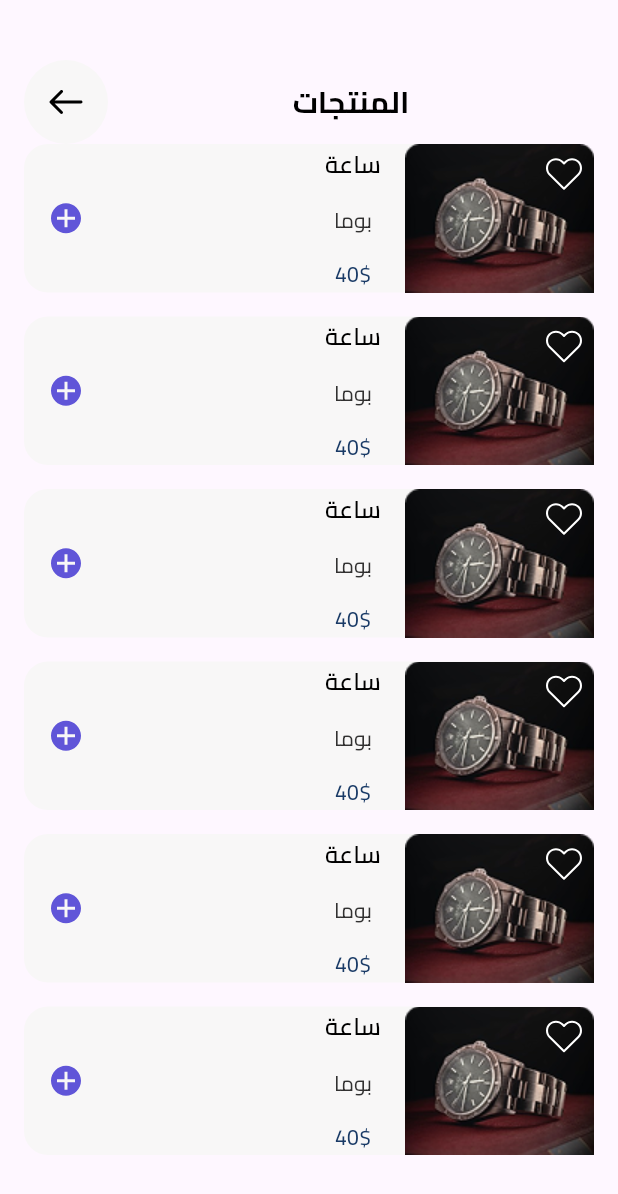
After one commit to Kareemm0/two_be, a Flutter app: the ProductsScreen screen opened by its route, on a phone screen of 412 x 824 dp. The commit adds this screen. Shown: the top 1194 px of the screen. Run offline on Flutter 3.47's test engine with Material 3 defaults, Android fonts, the phone set to English and light mode, and no system bars; our stand-ins replace dotted_border, equatable, flutter_bloc, flutter_svg, go_router.

Commit message:
product_details

```diff
--- a/lib/Features/categories/presentation/widget/custom_header_and_icon.dart
+++ b/lib/Features/categories/presentation/widget/custom_header_and_icon.dart
@@ -7,7 +7,8 @@ import '../../../../core/utils/app_text_style.dart';
 import '../../../../core/widgets/custom_icon_container.dart';
 
 class CustomHeaderAndIcon extends StatelessWidget {
-  const CustomHeaderAndIcon({super.key});
+  final String title;
+  const CustomHeaderAndIcon({super.key, required this.title});
 
   @override
   Widget build(BuildContext context) {
@@ -16,7 +17,7 @@ class CustomHeaderAndIcon extends StatelessWidget {
       children: [
         width(0),
         Text(
-          "الاقسام",
+          title,
           style: AppTextStyle.style20.copyWith(
             color: AppColors.blackColor,
           ),
--- a/lib/Features/home/presentation/views/home_screen.dart
+++ b/lib/Features/home/presentation/views/home_screen.dart
@@ -84,7 +84,10 @@ class HomeScreen extends StatelessWidget {
                             ),
                           ),
                           height(16),
-                          CustomRowTextCategory(text: "الاكثر مبيعا"),
+                          CustomRowTextCategory(
+                            text: "الاكثر مبيعا",
+                            onTap: () => context.push(Routes.product),
+                          ),
                           SizedBox(
                             height: 150,
                             child: ListView.separated(
--- /dev/null
+++ b/lib/Features/products/presentation/views/products_screen.dart
@@ -0,0 +1,29 @@
+import 'package:flutter/material.dart';
+import 'package:two_be/core/utils/app_sizes.dart';
+import '../../../categories/presentation/widget/custom_header_and_icon.dart';
+import '../widget/custom_product_item.dart';
+
+class ProductsScreen extends StatelessWidget {
+  const ProductsScreen({super.key});
+
+  @override
+  Widget build(BuildContext context) {
+    return Scaffold(
+      body: Padding(
+        padding: const EdgeInsets.symmetric(horizontal: 16, vertical: 40),
+        child: Column(
+          children: [
+            CustomHeaderAndIcon(title: "المنتجات"),
+            Expanded(
+              child: ListView.separated(
+                itemBuilder: (context, index) => CustomProductItem(),
+                separatorBuilder: (context, index) => height(16),
+                itemCount: 10,
+              ),
+            )
+          ],
+        ),
+      ),
+    );
+  }
+}
--- /dev/null
+++ b/lib/Features/products/presentation/widget/custom_product_item.dart
@@ -0,0 +1,54 @@
+import 'package:flutter/material.dart';
+import 'package:flutter_svg/svg.dart';
+
+import '../../../../core/utils/app_colors.dart';
+import '../../../../core/utils/app_images.dart';
+import '../../../../core/utils/app_text_style.dart';
+
+class CustomProductItem extends StatelessWidget {
+  const CustomProductItem({super.key});
+
+  @override
+  Widget build(BuildContext context) {
+    return Container(
+        padding: EdgeInsets.only(left: 16),
+        decoration: BoxDecoration(
+          color: AppColors.geryF,
+          borderRadius: BorderRadius.circular(16),
+        ),
+        child: Row(
+          mainAxisAlignment: MainAxisAlignment.spaceBetween,
+          children: [
+            Row(
+              spacing: 16,
+              children: [
+                Stack(
+                  children: [
+                    Image.asset(
+                      AppImages.watch,
+                    ),
+                    Padding(
+                      padding: const EdgeInsets.all(8.0),
+                      child: SvgPicture.asset(AppImages.heart),
+                    )
+                  ],
+                ),
+                Column(
+                  spacing: 16,
+                  children: [
+                    Text("ساعة", style: AppTextStyle.style16),
+                    Text("بوما", style: AppTextStyle.style14),
+                    Text(
+                      "40\$",
+                      style: AppTextStyle.style14
+                          .copyWith(color: AppColors.primaryColor),
+                    ),
+                  ],
+                ),
+              ],
+            ),
+            SvgPicture.asset(AppImages.add)
+          ],
+        ));
+  }
+}
--- a/lib/core/routes/app_router.dart
+++ b/lib/core/routes/app_router.dart
@@ -4,6 +4,7 @@ import 'package:two_be/Features/Auth/presentation/view/register_screen.dart';
 import 'package:two_be/Features/bottom_nav_bar/presentation/view/bottom_nav_bar_screen.dart';
 import 'package:two_be/Features/categories/presentation/views/categories_screen.dart';
 import 'package:two_be/Features/onBoarding/presentation/views/on_boarding_screen.dart';
+import 'package:two_be/Features/products/presentation/views/products_screen.dart';
 import 'package:two_be/core/routes/routes.dart';
 import '../../Features/splash/presentation/view/splash_screen.dart';
 
@@ -31,5 +32,9 @@ final appRouter = GoRouter(routes: [
   GoRoute(
     path: Routes.category,
     builder: (ctx, state) => CategoriesScreen(),
+  ),
+  GoRoute(
+    path: Routes.product,
+    builder: (ctx, state) => ProductsScreen(),
   )
 ]);
--- a/lib/core/routes/routes.dart
+++ b/lib/core/routes/routes.dart
@@ -5,4 +5,5 @@ class Routes {
   static String register = '/register';
   static String bottomNavigationBar = '/bottomNavigationBar';
   static String category = '/categories';
+  static String product = '/product';
 }
```
Also changed, not shown: lib/Features/categories/presentation/views/categories_screen.dart (+5 -48 lines), lib/Features/categories/presentation/widget/custom_category_grid_view_item.dart (added, +57 -0 lines).
